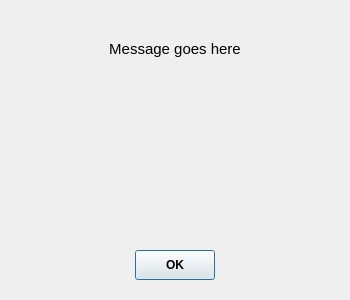
Qt form AlertWindow.ui (Nagarafas/pyntexec) before a commit.
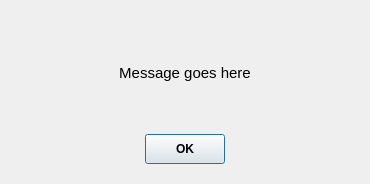
The same form after that commit.

```diff
--- a/AlertWindow.ui
+++ b/AlertWindow.ui
@@ -6,8 +6,8 @@
    <rect>
     <x>0</x>
     <y>0</y>
-    <width>350</width>
-    <height>300</height>
+    <width>370</width>
+    <height>184</height>
    </rect>
   </property>
   <property name="windowTitle">
@@ -29,6 +29,12 @@
    
    <item>
     <widget class="QLabel" name="image_label">
+     <property name="sizePolicy">
+      <sizepolicy hsizetype="Preferred" vsizetype="Expanding">
+       <horstretch>0</horstretch>
+       <verstretch>0</verstretch>
+      </sizepolicy>
+     </property>
      <property name="text">
       <string/>
      </property>
@@ -40,6 +46,12 @@
    
    <item>
     <widget class="QLabel" name="message_label">
+     <property name="sizePolicy">
+      <sizepolicy hsizetype="Preferred" vsizetype="MinimumExpanding">
+       <horstretch>0</horstretch>
+       <verstretch>0</verstretch>
+      </sizepolicy>
+     </property>
      <property name="font">
       <font>
        <pointsize>11</pointsize>
@@ -96,7 +108,6 @@
        </property>
        <property name="font">
         <font>
-         <weight>75</weight>
          <bold>true</bold>
         </font>
        </property>
```
Left out of the diff: 14 changed lines with no effect on the pictures.
